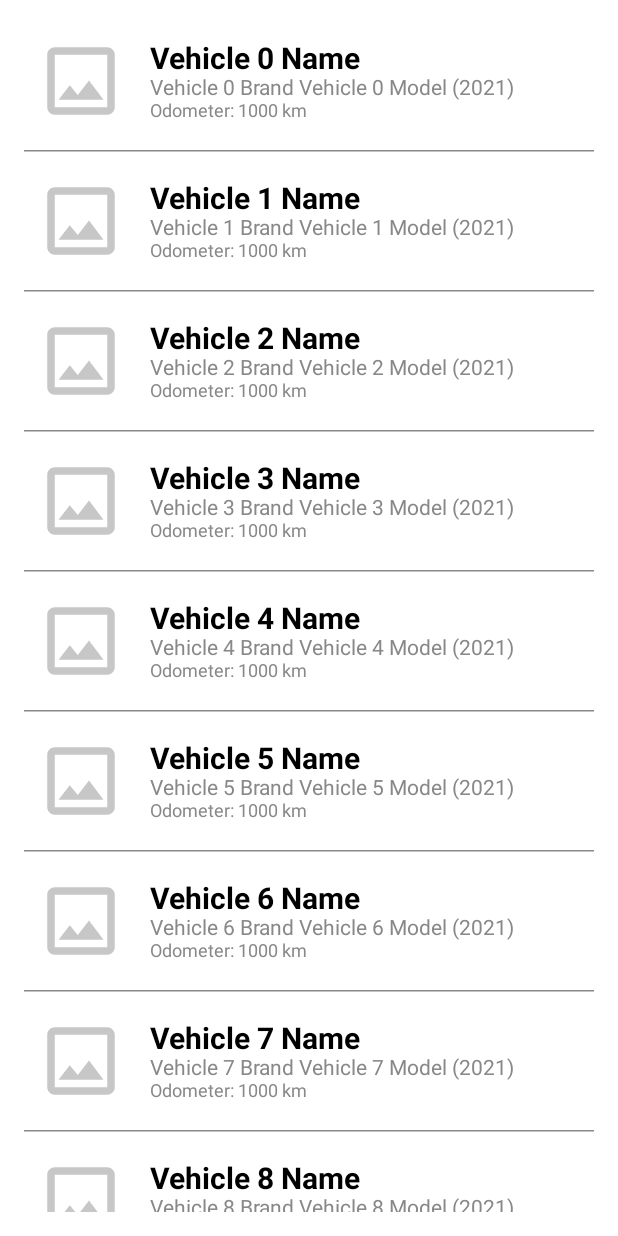
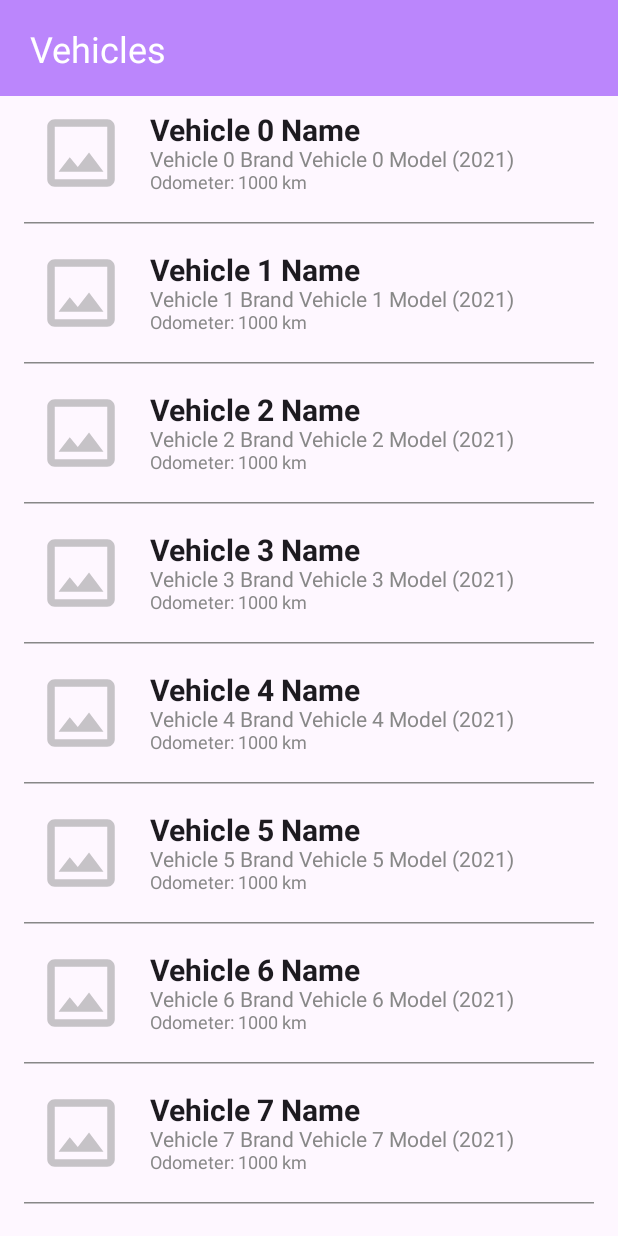
Before and after one commit to cool-element-com/vehicle-diary, an Android app built with Jetpack Compose: the @Preview function PreviewVehicleListView, on a phone screen of 412 x 824 dp. Run offline under Robolectric (Android 15) with nearby library versions, the phone set to English and light mode, and no system bars.

Commit message:
11: add Navigation Bar

```diff
--- /dev/null
+++ b/android/VehicleDiary/app/src/main/java/com/cool/element/vehiclediary/presentation/navigation/AppBarView.kt
@@ -0,0 +1,88 @@
+package com.cool.element.vehiclediary.presentation.navigation
+
+import android.util.Log
+import androidx.compose.foundation.layout.heightIn
+import androidx.compose.foundation.layout.padding
+import androidx.compose.material3.ExperimentalMaterial3Api
+import androidx.compose.material3.Text
+import androidx.compose.material3.TopAppBar
+import androidx.compose.material3.TopAppBarColors
+import androidx.compose.runtime.Composable
+import androidx.compose.ui.Modifier
+import androidx.compose.ui.res.colorResource
+import androidx.compose.ui.text.TextStyle
+import androidx.compose.ui.text.font.FontStyle
+import androidx.compose.ui.tooling.preview.Preview
+import androidx.compose.ui.unit.dp
+import androidx.compose.ui.unit.sp
+import com.cool.element.vehiclediary.R
+import com.cool.element.vehiclediary.domain.Vehicle
+import com.cool.element.vehiclediary.presentation.vehicle.VehicleListView
+import com.cool.element.vehiclediary.utils.Constants
+
+
+@OptIn(ExperimentalMaterial3Api::class)
+@Composable
+fun AppBarView(
+    title: String,
+    onBackButtonTapped: () -> Unit = {
+        Log.d(
+            Constants.LogTag.debug,
+            "Back button tapped"
+        )
+    }
+) {
+    TopAppBar(
+        title = {
+            Text(
+                text = title,
+                style = TextStyle.Default.copy(
+                    fontStyle = FontStyle.Normal,
+                    fontSize = 24.sp
+                ),
+                modifier = Modifier
+                    .padding(start = 4.dp)
+                    .heightIn(max = 24.dp)
+            )
+        },
+        colors = TopAppBarColors(
+            containerColor = colorResource(id = R.color.purple_200),
+            scrolledContainerColor = colorResource(id = R.color.white),
+            navigationIconContentColor = colorResource(id = R.color.white),
+            titleContentColor = colorResource(id = R.color.white),
+            actionIconContentColor = colorResource(id = R.color.white)
+        )
+//        backgroundColor = colorResource(id = R.color.app_bar_color),
+//        navigationIcon = navIconButton(title, onBackButtonTapped)
+    )
+}
+
+//fun navIconButton(
+//    title: String,
+//    action: () -> Unit
+//) : (@Composable () -> Unit)? {
+//    if (title.contains(Constants.ViewTitle.home)) {
+//        return null
+//    } else {
+//        return { NavigationIcon(action = action) }
+//    }
+//}
+
+//@Composable
+//fun NavigationIcon(action: () -> Unit) {
+//    IconButton(onClick = action) {
+//        Icon(
+//            imageVector = Icons.AutoMirrored.Filled.ArrowBack,
+//            tint = colorResource(id = R.color.white),
+//            contentDescription = null
+//        )
+//    }
+//}
+
+@Preview(showBackground = true)
+@Composable
+fun PreviewAppBarView() {
+    val vehicles = Vehicle.sampleList
+
+    VehicleListView(vehicles = vehicles)
+}
--- a/android/VehicleDiary/app/src/main/java/com/cool/element/vehiclediary/presentation/vehicle/VehicleListView.kt
+++ b/android/VehicleDiary/app/src/main/java/com/cool/element/vehiclediary/presentation/vehicle/VehicleListView.kt
@@ -1,34 +1,55 @@
 package com.cool.element.vehiclediary.presentation.vehicle
 
-import androidx.compose.foundation.Image
-import androidx.compose.foundation.clickable
-import androidx.compose.foundation.layout.*
+import android.util.Log
+import android.widget.Toast
+import androidx.compose.foundation.layout.fillMaxSize
+import androidx.compose.foundation.layout.offset
+import androidx.compose.foundation.layout.padding
 import androidx.compose.foundation.lazy.LazyColumn
 import androidx.compose.foundation.lazy.items
-import androidx.compose.foundation.shape.CircleShape
-import androidx.compose.material3.*
+import androidx.compose.material3.HorizontalDivider
+import androidx.compose.material3.Scaffold
 import androidx.compose.runtime.Composable
-import androidx.compose.ui.Alignment
 import androidx.compose.ui.Modifier
-import androidx.compose.ui.draw.clip
 import androidx.compose.ui.graphics.Color
-import androidx.compose.ui.layout.ContentScale
-import androidx.compose.ui.text.font.FontWeight
+import androidx.compose.ui.platform.LocalContext
 import androidx.compose.ui.tooling.preview.Preview
 import androidx.compose.ui.unit.dp
-import androidx.compose.ui.unit.sp
-import coil.compose.rememberAsyncImagePainter
 import com.cool.element.vehiclediary.domain.Vehicle
+import com.cool.element.vehiclediary.presentation.navigation.AppBarView
+import com.cool.element.vehiclediary.utils.Constants
 
 @Composable
 fun VehicleListView(
     vehicles: List<Vehicle>,
     modifier: Modifier = Modifier
 ) {
+    val context = LocalContext.current
+    Scaffold(
+        topBar = {
+            AppBarView(
+                title = Constants.ViewTitle.vehicles,
+                onBackButtonTapped = {
+                    Toast
+                        .makeText(
+                            context,
+                            "Back button tapped",
+                            Toast.LENGTH_LONG
+                        )
+                        .show()
+                }
+            )
+        }
+    ) { paddingValues ->
+        Log.d(
+            Constants.LogTag.debug,
+            "paddingValues: $paddingValues"
+        )
         LazyColumn(
             modifier = modifier
                 .fillMaxSize()
                 .padding(16.dp)
+                .offset(y = 48.dp)
         ) {
             items(vehicles) { vehicle ->
                 VehicleRow(vehicle = vehicle)
@@ -40,6 +61,7 @@ fun VehicleListView(
             }
         }
     }
+}
 
 @Preview(showBackground = true)
 @Composable
```
Also changed, not shown: android/VehicleDiary/app/src/main/java/com/cool/element/vehiclediary/utils/Constants.kt (added, +11 -0 lines). Lines whose indentation alone changed are shown as unchanged.
